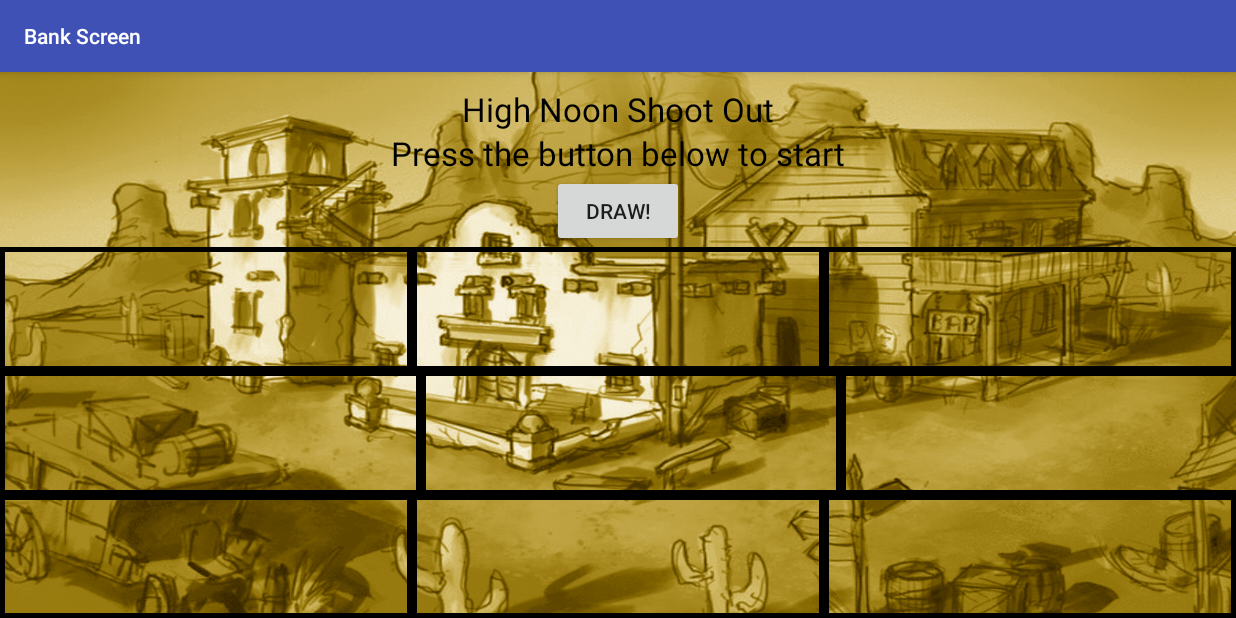
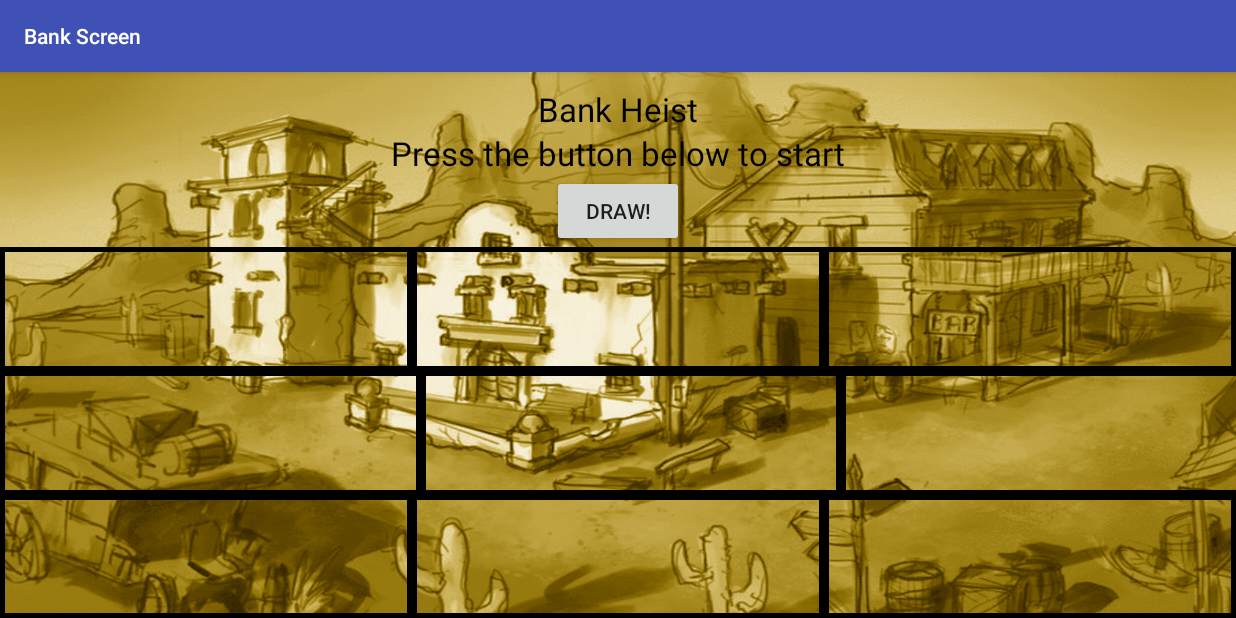
Before and after one commit to Katy-katy/LuckOfTheWest, an Android app: the ShootOutActivity screen opened directly, with no data from a screen before it, on a phone screen of 824 x 412 dp (held sideways). Run offline under Robolectric (Android 15) with nearby library versions, the phone set to English and light mode, and no system bars.

Commit message:
Add files via upload

```diff
--- a/LuckOfTheWest/LuckOfTheWest/app/src/main/res/values/strings.xml
+++ b/LuckOfTheWest/LuckOfTheWest/app/src/main/res/values/strings.xml
@@ -2,10 +2,9 @@
     <string name="app_name">LuckOfTheWest</string>
     <string name="press_to_start">Press the button below to start</string>
     <string name="draw">Draw\!</string>
-    <string name="shoot_out">High Noon Shoot Out</string>
+    <string name="shoot_out">Bank Heist</string>
     <string name="win">You Win\!</string>
     <string name="lose">You lose\.\.\.</string>
     <string name="exit">Exit</string>
     <string name="shoot_out_directions">WARNING: Avoid 3\-in\-a\-row</string>
-    <string name="timerVal">00:00:00</string>
 </resources>
```
